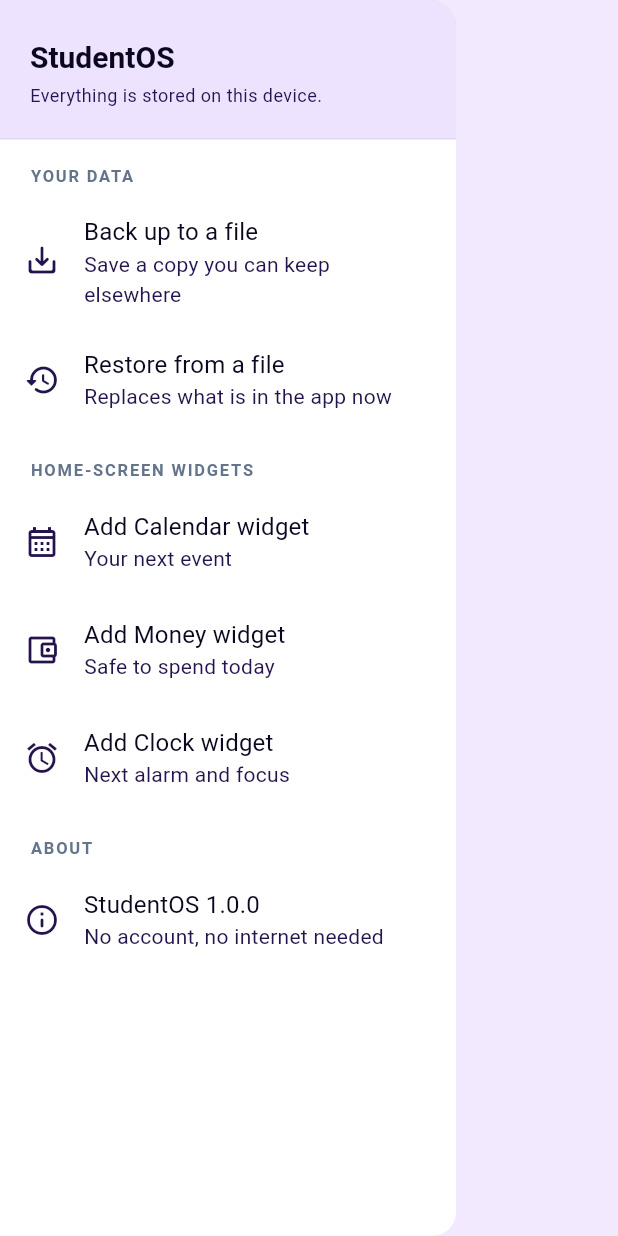
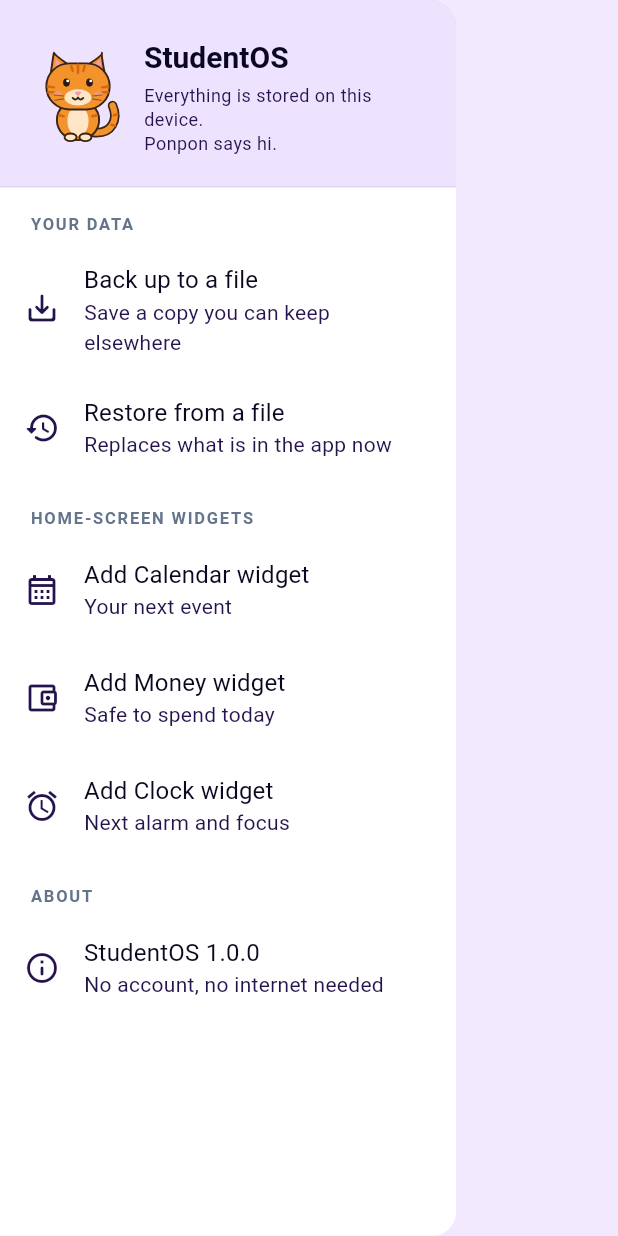
Before and after one commit to AAAAA13-sys/StudentOS, a Flutter app: the AppDrawer widget shown alone on an empty page, opened directly, on a phone screen of 412 x 824 dp. Run offline on Flutter 3.47's test engine with Material 3 defaults, Android fonts, the phone set to English and light mode, and no system bars; our stand-ins replace drift, drift_flutter, file_picker, flutter_riverpod, go_router; missing offline and left inert: home_widget; accounts and stored records are empty; project files that could hold a hidden picture were left out.

Commit message:
Phase 31: Add Ponpon, the orange puspin mascot, across the app
Verified: flutter analyze 0 issues; flutter test 52 passed; on emulator-5554 Ponpon shows in the menu, the focus timer, the ringing alarm screen and all three widgets
Audit: ACCOMPLISHED.md entry for Phase 31

```diff
--- a/app/lib/core/widgets/app_drawer.dart
+++ b/app/lib/core/widgets/app_drawer.dart
@@ -16,6 +16,7 @@ import '../db/backup.dart';
 import '../theme/app_colors.dart';
 import '../theme/app_theme.dart';
 import 'confirm_dialog.dart';
+import 'ponpon.dart';
 
 /// The menu behind the hamburger button: things that are not a tab.
 class AppDrawer extends ConsumerWidget {
@@ -122,6 +123,11 @@ class AppDrawer extends ConsumerWidget {
             ),
             child: SafeArea(
               bottom: false,
+              child: Row(
+                children: <Widget>[
+                  const Ponpon(size: 64),
+                  const SizedBox(width: 12),
+                  Expanded(
                     child: Column(
                       crossAxisAlignment: CrossAxisAlignment.start,
                       children: <Widget>[
@@ -136,6 +142,15 @@ class AppDrawer extends ConsumerWidget {
                           'Everything is stored on this device.',
                           style: textStyles.bodySmall?.copyWith(
                             color: colors.onSurfaceVariant,
+                          ),
+                        ),
+                        Text(
+                          'Ponpon says hi.',
+                          style: textStyles.bodySmall?.copyWith(
+                            color: colors.onSurfaceVariant,
+                          ),
+                        ),
+                      ],
                     ),
                   ),
                 ],
--- /dev/null
+++ b/app/lib/core/widgets/ponpon.dart
@@ -0,0 +1,377 @@
+import 'dart:math' as math;
+
+import 'package:flutter/material.dart';
+
+/// How Ponpon feels in a given spot of the app.
+enum PonponMood {
+  /// Default: content, small smile.
+  happy,
+
+  /// Eyes shut, "z z": nothing scheduled, breaks, no alarms.
+  sleepy,
+
+  /// Eyes wide, mouth open: the alarm is ringing.
+  yelling,
+
+  /// Half-lidded and smirking: "still awake?", nothing found.
+  smug,
+
+  /// Looking down at a book: the focus timer.
+  focused,
+}
+
+/// Ponpon, StudentOS's mascot: an orange tabby puspin (pusang Pinoy).
+/// Drawn in code so it stays sharp at every size; the same painter renders
+/// the PNGs the Android side uses (`tool/render_ponpon_test.dart`).
+class Ponpon extends StatelessWidget {
+  const Ponpon({this.mood = PonponMood.happy, this.size = 96, super.key});
+
+  final PonponMood mood;
+  final double size;
+
+  @override
+  Widget build(BuildContext context) {
+    return Semantics(
+      label: 'Ponpon the cat',
+      image: true,
+      child: SizedBox.square(
+        dimension: size,
+        child: CustomPaint(painter: PonponPainter(mood)),
+      ),
+    );
+  }
+}
+
+/// Colours of Ponpon. Fixed, not themed: Ponpon is orange in dark mode too.
+abstract final class PonponColors {
+  static const Color fur = Color(0xFFF4932B);
+  static const Color stripe = Color(0xFFD5680F);
+  static const Color cream = Color(0xFFFFE6C7);
+  static const Color line = Color(0xFF3A2416);
+  static const Color pink = Color(0xFFF29CA8);
+  static const Color eye = Color(0xFF2A1A10);
+  static const Color book = Color(0xFF9D71E8);
+  static const Color bookPage = Color(0xFFF2E9FF);
+}
+
+class PonponPainter extends CustomPainter {
+  const PonponPainter(this.mood);
+
+  final PonponMood mood;
+
+  @override
+  void paint(Canvas canvas, Size size) {
+    // Everything is drawn on a 100 x 100 grid.
+    final double s = math.min(size.width, size.height) / 100;
+    canvas.save();
+    canvas.translate((size.width - 100 * s) / 2, (size.height - 100 * s) / 2);
+    canvas.scale(s);
+
+    final Paint fur = Paint()..color = PonponColors.fur;
+    final Paint stripe = Paint()
+      ..color = PonponColors.stripe
+      ..style = PaintingStyle.stroke
+      ..strokeWidth = 2.6
+      ..strokeCap = StrokeCap.round;
+    final Paint cream = Paint()..color = PonponColors.cream;
+    final Paint pink = Paint()..color = PonponColors.pink;
+    final Paint outline = Paint()
+      ..color = PonponColors.line
+      ..style = PaintingStyle.stroke
+      ..strokeWidth = 2
+      ..strokeJoin = StrokeJoin.round
+      ..strokeCap = StrokeCap.round;
+    final Paint ink = Paint()..color = PonponColors.eye;
+
+    void filled(Path p, Paint paint) {
+      canvas.drawPath(p, paint);
+      canvas.drawPath(p, outline);
+    }
+
+    // Tail, curling up on the right.
+    final Path tail = Path()
+      ..moveTo(66, 88)
+      ..cubicTo(86, 90, 92, 74, 86, 60);
+    canvas.drawPath(
+      tail,
+      Paint()
+        ..color = PonponColors.line
+        ..style = PaintingStyle.stroke
+        ..strokeWidth = 10
+        ..strokeCap = StrokeCap.round,
+    );
+    canvas.drawPath(
+      tail,
+      Paint()
+        ..color = PonponColors.fur
+        ..style = PaintingStyle.stroke
+        ..strokeWidth = 6.5
+        ..strokeCap = StrokeCap.round,
+    );
+    canvas.drawLine(const Offset(87.5, 70), const Offset(91, 69), stripe);
+    canvas.drawLine(const Offset(85, 80), const Offset(88.5, 81), stripe);
+
+    // Body and chest.
+    filled(Path()..addOval(const Rect.fromLTRB(28, 54, 72, 96)), fur);
+    canvas.drawOval(const Rect.fromLTRB(39, 60, 61, 92), cream);
+    canvas.drawLine(const Offset(30.5, 70), const Offset(35, 71), stripe);
+    canvas.drawLine(const Offset(69.5, 70), const Offset(65, 71), stripe);
+
+    // Ears, behind the head.
+    Path ear(double x1, double tipX, double x2) => Path()
+      ..moveTo(x1, 32)
+      ..quadraticBezierTo(tipX - 1, 8, tipX, 5)
+      ..quadraticBezierTo(tipX + 1, 8, x2, 20)
+      ..close();
+    filled(ear(21, 25, 44), fur);
+    filled(ear(79, 75, 56), fur);
+    canvas.drawPath(
+      Path()
+        ..moveTo(26, 26)
+        ..lineTo(26.5, 11)
+        ..lineTo(37, 21)
+        ..close(),
+      pink,
+    );
+    canvas.drawPath(
+      Path()
+        ..moveTo(74, 26)
+        ..lineTo(73.5, 11)
+        ..lineTo(63, 21)
+        ..close(),
+      pink,
+    );
+
+    // Head.
+    filled(
+      Path()..addRRect(
+        RRect.fromRectAndRadius(
+          const Rect.fromLTRB(17, 16, 83, 64),
+          const Radius.circular(24),
+        ),
+      ),
+      fur,
+    );
+    // Tabby "M" on the forehead and stripes on the cheeks.
+    canvas.drawLine(const Offset(50, 17.5), const Offset(50, 26), stripe);
+    canvas.drawLine(const Offset(43, 18.5), const Offset(44.5, 24), stripe);
+    canvas.drawLine(const Offset(57, 18.5), const Offset(55.5, 24), stripe);
+    canvas.drawLine(const Offset(18.5, 40), const Offset(25, 41), stripe);
+    canvas.drawLine(const Offset(19, 46), const Offset(25, 46), stripe);
+    canvas.drawLine(const Offset(81.5, 40), const Offset(75, 41), stripe);
+    canvas.drawLine(const Offset(81, 46), const Offset(75, 46), stripe);
+
+    // Muzzle.
+    canvas.drawOval(const Rect.fromLTRB(36, 43, 64, 60), cream);
+
+    _face(canvas, outline, ink, pink);
+
+    // Front paws, or the book for focus.
+    if (mood == PonponMood.focused) {
+      final Path book = Path()
+        ..addRRect(
+          RRect.fromRectAndRadius(
+            const Rect.fromLTRB(33, 74, 67, 93),
+            const Radius.circular(2.5),
+          ),
+        );
+      filled(book, Paint()..color = PonponColors.book);
+      canvas.drawRect(
+        const Rect.fromLTRB(36, 76.5, 64, 90.5),
+        Paint()..color = PonponColors.bookPage,
+      );
+      canvas.drawLine(const Offset(50, 76), const Offset(50, 91), outline);
+      for (final double y in <double>[80, 84, 87.5]) {
+        canvas.drawLine(
+          Offset(39, y),
+          Offset(47, y),
+          Paint()
+            ..color = PonponColors.book
+            ..strokeWidth = 1.2,
+        );
+        canvas.drawLine(
+          Offset(53, y),
+          Offset(61, y),
+          Paint()
+            ..color = PonponColors.book
+            ..strokeWidth = 1.2,
+        );
+      }
+      filled(Path()..addOval(const Rect.fromLTRB(28, 80, 39, 89)), cream);
+      filled(Path()..addOval(const Rect.fromLTRB(61, 80, 72, 89)), cream);
+    } else if (mood == PonponMood.yelling) {
+      // Paws up by the cheeks.
+      filled(Path()..addOval(const Rect.fromLTRB(9, 48, 21, 59)), cream);
+      filled(Path()..addOval(const Rect.fromLTRB(79, 48, 91, 59)), cream);
+      filled(Path()..addOval(const Rect.fromLTRB(37, 89, 49, 97)), cream);
+      filled(Path()..addOval(const Rect.fromLTRB(51, 89, 63, 97)), cream);
+    } else {
+      filled(Path()..addOval(const Rect.fromLTRB(36, 89, 48.5, 97)), cream);
+      filled(Path()..addOval(const Rect.fromLTRB(51.5, 89, 64, 97)), cream);
+    }
+
+    _extras(canvas);
+    canvas.restore();
+  }
+
+  void _face(Canvas canvas, Paint outline, Paint ink, Paint pink) {
+    final Paint white = Paint()..color = Colors.white;
+    final Paint blush = Paint()
+      ..color = PonponColors.pink.withValues(alpha: 0.55);
+
+    // Nose.
+    final Path nose = Path()
+      ..moveTo(46.5, 46)
+      ..quadraticBezierTo(50, 44.5, 53.5, 46)
+      ..quadraticBezierTo(51.5, 49.5, 50, 50)
+      ..quadraticBezierTo(48.5, 49.5, 46.5, 46)
+      ..close();
+
+    switch (mood) {
+      case PonponMood.happy:
+        for (final double x in <double>[38, 62]) {
+          canvas.drawOval(
+            Rect.fromCenter(center: Offset(x, 36), width: 7, height: 8.5),
+            ink,
+          );
+          canvas.drawCircle(Offset(x + 1.3, 34.3), 1.5, white);
+        }
+        canvas.drawOval(const Rect.fromLTRB(24, 45, 33, 50), blush);
+        canvas.drawOval(const Rect.fromLTRB(67, 45, 76, 50), blush);
+        canvas.drawPath(nose, pink);
+        canvas.drawPath(
+          Path()
+            ..moveTo(44.5, 52)
+            ..quadraticBezierTo(47.5, 55.5, 50, 51.5)
+            ..quadraticBezierTo(52.5, 55.5, 55.5, 52),
+          outline,
+        );
+      case PonponMood.sleepy:
+        for (final double x in <double>[38, 62]) {
+          canvas.drawPath(
+            Path()
+              ..moveTo(x - 5, 36)
+              ..quadraticBezierTo(x, 40, x + 5, 36),
+            outline,
+          );
+        }
+        canvas.drawOval(const Rect.fromLTRB(24, 44, 33, 49), blush);
+        canvas.drawOval(const Rect.fromLTRB(67, 44, 76, 49), blush);
+        canvas.drawPath(nose, pink);
+        canvas.drawPath(
+          Path()
+            ..moveTo(47.5, 53)
+            ..quadraticBezierTo(50, 54.5, 52.5, 53),
+          outline,
+        );
+      case PonponMood.yelling:
+        for (final double x in <double>[37.5, 62.5]) {
+          canvas.drawCircle(Offset(x, 34.5), 6.2, white);
+          canvas.drawCircle(Offset(x, 34.5), 6.2, outline);
+          canvas.drawCircle(Offset(x, 35), 2.3, ink);
+        }
+        canvas.drawPath(nose, pink);
+        final Path mouth = Path()
+          ..addOval(const Rect.fromLTRB(42.5, 50.5, 57.5, 62.5));
+        canvas.drawPath(mouth, ink);
+        canvas.drawOval(
+          const Rect.fromLTRB(45.5, 56.5, 54.5, 62),
+          Paint()..color = PonponColors.pink,
+        );
+        canvas.drawPath(mouth, outline);
+      case PonponMood.smug:
+        for (final double x in <double>[38, 62]) {
+          // Half-closed: the lid is a flat line over the lower half.
+          canvas.drawPath(
+            Path()
+              ..moveTo(x - 4, 36)
+              ..arcToPoint(
+                Offset(x + 4, 36),
+                radius: const Radius.circular(4),
+                clockwise: false,
+              )
+              ..close(),
+            ink,
+          );
+          canvas.drawLine(Offset(x - 5, 35.5), Offset(x + 5, 35.5), outline);
+        }
+        // One brow up.
+        canvas.drawPath(
+          Path()
+            ..moveTo(57, 27.5)
+            ..quadraticBezierTo(62, 25, 67, 27.5),
+          outline,
+        );
+        canvas.drawPath(nose, pink);
+        canvas.drawPath(
+          Path()
+            ..moveTo(46, 53)
+            ..quadraticBezierTo(51, 55, 56.5, 51),
+          outline,
+        );
+      case PonponMood.focused:
+        for (final double x in <double>[38, 62]) {
+          canvas.drawOval(
+            Rect.fromCenter(center: Offset(x, 38), width: 6.5, height: 6),
+            ink,
+          );
+          canvas.drawPath(
+            Path()
+              ..moveTo(x - 5, 33.5)
+              ..quadraticBezierTo(x, 31.5, x + 5, 33.5),
+            outline,
+          );
+        }
+        canvas.drawPath(nose, pink);
+        canvas.drawLine(
+          const Offset(47.5, 53),
+          const Offset(52.5, 53),
+          outline,
+        );
+    }
+
+    // Whiskers.
+    final Paint whisker = Paint()
+      ..color = PonponColors.line.withValues(alpha: 0.55)
+      ..strokeWidth = 1.1
+      ..strokeCap = StrokeCap.round;
+    canvas.drawLine(const Offset(35, 50), const Offset(25, 49), whisker);
+    canvas.drawLine(const Offset(35, 53), const Offset(26, 54.5), whisker);
+    canvas.drawLine(const Offset(65, 50), const Offset(75, 49), whisker);
+    canvas.drawLine(const Offset(65, 53), const Offset(74, 54.5), whisker);
+  }
+
+  void _extras(Canvas canvas) {
+    final Paint mark = Paint()
+      ..color = PonponColors.line
+      ..style = PaintingStyle.stroke
+      ..strokeWidth = 2
+      ..strokeCap = StrokeCap.round
+      ..strokeJoin = StrokeJoin.round;
+    switch (mood) {
+      case PonponMood.sleepy:
+        void z(double x, double y, double w) => canvas.drawPath(
+          Path()
+            ..moveTo(x, y)
+            ..lineTo(x + w, y)
+            ..lineTo(x, y + w)
+            ..lineTo(x + w, y + w),
+          mark,
+        );
+        z(80, 14, 6);
+        z(89, 4, 4.5);
+      case PonponMood.yelling:
+        canvas.drawLine(const Offset(6, 30), const Offset(12, 34), mark);
+        canvas.drawLine(const Offset(4, 40), const Offset(11, 41), mark);
+        canvas.drawLine(const Offset(94, 30), const Offset(88, 34), mark);
+        canvas.drawLine(const Offset(96, 40), const Offset(89, 41), mark);
+      case PonponMood.happy:
+      case PonponMood.smug:
+      case PonponMood.focused:
+        break;
+    }
+  }
+
+  @override
+  bool shouldRepaint(PonponPainter oldDelegate) => oldDelegate.mood != mood;
+}
--- a/app/lib/features/calendar/calendar_screen.dart
+++ b/app/lib/features/calendar/calendar_screen.dart
@@ -18,6 +18,7 @@ import '../work/add_shift_sheet.dart';
 import '../work/day_shifts.dart';
 import '../work/shift.dart';
 import '../work/work_controller.dart';
+import '../../core/widgets/ponpon.dart';
 
 class CalendarScreen extends ConsumerStatefulWidget {
   const CalendarScreen({super.key});
@@ -229,14 +230,12 @@ class _CalendarScreenState extends ConsumerState<CalendarScreen> {
               Expanded(
                 child: displayedEvents.isEmpty
                     ? Center(
+                        // Scrolls on short screens instead of overflowing.
+                        child: SingleChildScrollView(
                           child: Column(
-                          mainAxisAlignment: MainAxisAlignment.center,
+                            mainAxisSize: MainAxisSize.min,
                             children: <Widget>[
-                            Icon(
-                              Icons.event_available_outlined,
-                              size: 48,
-                              color: colors.outlineVariant,
-                            ),
+                              const Ponpon(mood: PonponMood.sleepy, size: 88),
                               AppSpacing.gapMd,
                               Text(
                                 _filterByDay
@@ -260,6 +259,7 @@ class _CalendarScreenState extends ConsumerState<CalendarScreen> {
                                 ),
                               ),
                             ],
+                          ),
                         ),
                       )
                     : RefreshIndicator(
--- a/app/lib/features/finance/finance_screen.dart
+++ b/app/lib/features/finance/finance_screen.dart
@@ -15,6 +15,7 @@ import 'widgets/quick_expense_sheet.dart';
 import 'widgets/reserve_dialog.dart';
 import 'widgets/safe_to_spend_card.dart';
 import '../work/work_pay_card.dart';
+import '../../core/widgets/ponpon.dart';
 
 class FinanceScreen extends ConsumerWidget {
   const FinanceScreen({super.key});
@@ -290,11 +291,7 @@ class FinanceScreen extends ConsumerWidget {
                       child: Column(
                         mainAxisAlignment: MainAxisAlignment.center,
                         children: <Widget>[
-                          Icon(
-                            Icons.receipt_long_outlined,
-                            size: 56,
-                            color: colors.outlineVariant,
-                          ),
+                          const Ponpon(size: 88),
                           AppSpacing.gapMd,
                           Text(
                             'No transactions this month',
--- a/app/lib/features/focus/clock_screen.dart
+++ b/app/lib/features/focus/clock_screen.dart
@@ -13,6 +13,7 @@ import 'focus_controller.dart';
 import 'focus_plan.dart';
 import 'focus_platform.dart';
 import 'focus_settings_sheet.dart';
+import '../../core/widgets/ponpon.dart';
 
 const List<FontFeature> _tabular = <FontFeature>[FontFeature.tabularFigures()];
 
@@ -180,11 +181,7 @@ class _EmptyAlarms extends StatelessWidget {
       padding: const EdgeInsets.only(top: AppSpacing.xxxl),
       child: Column(
         children: <Widget>[
-          Icon(
-            Icons.alarm_rounded,
-            size: AppSizes.iconXl,
-            color: colors.primary,
-          ),
+          const Ponpon(mood: PonponMood.sleepy, size: 120),
           AppSpacing.gapMd,
           Text(
             'No alarms yet',
@@ -398,6 +395,8 @@ class _TimerIdle extends ConsumerWidget {
         AppSpacing.xxl,
       ),
       children: <Widget>[
+        const Center(child: Ponpon(mood: PonponMood.focused, size: 104)),
+        AppSpacing.gapSm,
         Container(
           padding: AppSpacing.card,
           decoration: BoxDecoration(
@@ -679,7 +678,18 @@ class _TimerRunningState extends ConsumerState<_TimerRunning> {
             ),
           ),
         ),
-        AppSpacing.gapXl,
+        AppSpacing.gapLg,
+        Center(
+          child: Ponpon(
+            mood: s.paused
+                ? PonponMood.smug
+                : onBreak
+                ? PonponMood.sleepy
+                : PonponMood.focused,
+            size: 88,
+          ),
+        ),
+        AppSpacing.gapSm,
         Text(
           onBreak
               ? 'Step away from the screen. The next round starts on its own.'
--- a/app/lib/features/notes/notes_screen.dart
+++ b/app/lib/features/notes/notes_screen.dart
@@ -10,6 +10,7 @@ import 'note.dart';
 import 'note_editor_sheet.dart';
 import 'notes_controller.dart';
 import 'quiz_sheet.dart';
+import '../../core/widgets/ponpon.dart';
 
 class NotesScreen extends ConsumerStatefulWidget {
   const NotesScreen({super.key});
@@ -144,10 +145,11 @@ class _NotesScreenState extends ConsumerState<NotesScreen> {
                               child: Column(
                                 mainAxisAlignment: MainAxisAlignment.center,
                                 children: <Widget>[
-                                  Icon(
-                                    Icons.note_alt_outlined,
-                                    size: 56,
-                                    color: colors.outlineVariant,
+                                  Ponpon(
+                                    mood: state.searchQuery.isNotEmpty
+                                        ? PonponMood.smug
+                                        : PonponMood.happy,
+                                    size: 88,
                                   ),
                                   AppSpacing.gapMd,
                                   Text(
```
Also changed, not shown: app/tool/render_ponpon_test.dart (added, +28 -0 lines), 16 other files. Lines whose indentation alone changed are shown as unchanged.
